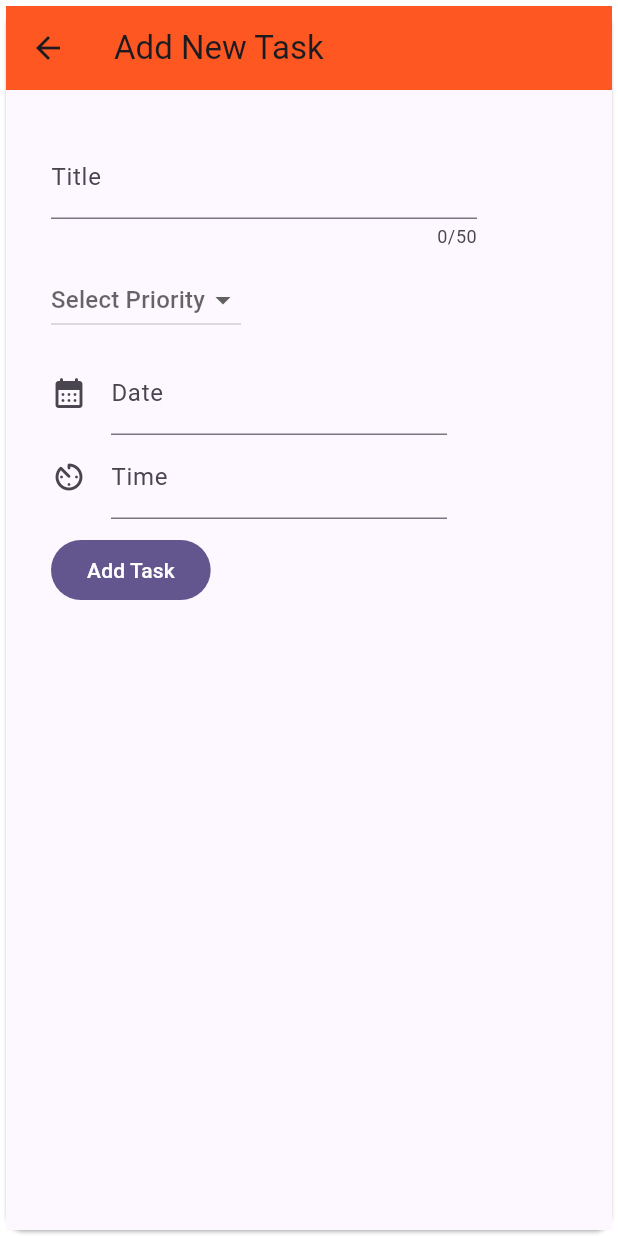
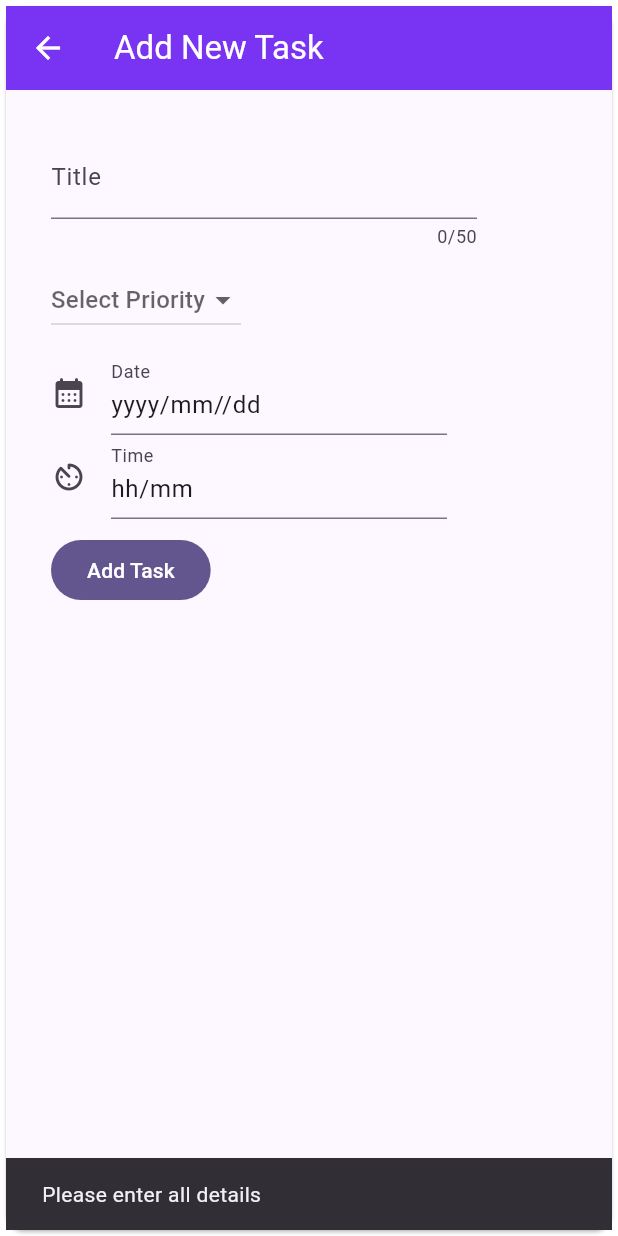
Before and after one commit to Soorya-Kumar/Student-Productivity-App, a Flutter app: the AddNewItem screen opened directly, after a tap on "Add Task", on a phone screen of 412 x 824 dp. Run offline on Flutter 3.47's test engine with Material 3 defaults, Android fonts, the light colour scheme and no system bars; our stand-ins replace cloud_firestore, firebase_auth, firebase_core, firebase_storage, image_picker; accounts and stored records are empty.

Commit message:
Completed TODO list Part

```diff
--- a/lib/to-do_list/add_new_task.dart
+++ b/lib/to-do_list/add_new_task.dart
@@ -16,12 +16,28 @@ class AddNewItem extends StatefulWidget {
 }
 
 class _AddNewItem extends State<AddNewItem> {
+
   var _selectedDate;
   var _selectedTime;
   var _selectedPriority;
-  var _selectedTitle = '';
+  var  _selectedTitle;
 
   void addTask() {
+
+    if (_selectedTitle == null || _selectedTitle.isEmpty ||
+        _selectedPriority == null ||
+        _selectedDate == null ||
+        _selectedTime == null)
+    {
+      ScaffoldMessenger.of(context).clearSnackBars();
+      ScaffoldMessenger.of(context).showSnackBar(
+        const SnackBar(
+          content: Text('Please enter all details'),
+        ),
+      );
+      return;
+    }
+
     final taskdate = DateTime(_selectedDate.year, _selectedDate.month,
         _selectedDate.day, _selectedTime.hour, _selectedTime.minute);
 
@@ -39,6 +55,7 @@ class _AddNewItem extends State<AddNewItem> {
       ])
     }, SetOptions(merge: true));
 
+
     Navigator.of(context).pop();
   }
 
@@ -47,7 +64,8 @@ class _AddNewItem extends State<AddNewItem> {
     return Card(
       child: Scaffold(
         appBar: AppBar(
-          backgroundColor: Colors.deepOrange,
+          foregroundColor: Colors.white,
+          backgroundColor: const Color.fromARGB(255, 121, 51, 243),
           title: const Text('Add New Task'),
         ),
         body: Padding(
@@ -60,6 +78,12 @@ class _AddNewItem extends State<AddNewItem> {
                 children: [
                   Expanded(
                     child: TextFormField(
+                      validator: (value) {
+                        if (value!.isEmpty) {
+                          return 'Please enter a title';
+                        }
+                        return null;
+                      },
                       maxLength: 50,
                       autocorrect: false,
                       onChanged: (newValue) {
@@ -97,7 +121,9 @@ class _AddNewItem extends State<AddNewItem> {
                   ),
                 ],
                 onChanged: (value) {
-                  _selectedPriority = value;
+                  setState(() {
+                    _selectedPriority = value;
+                  });
                 },
               ),
               const SizedBox(
@@ -108,6 +134,9 @@ class _AddNewItem extends State<AddNewItem> {
                   Expanded(
                     child: TextFormField(
                       readOnly: true,
+                      controller: TextEditingController(text: (_selectedDate != null)
+                            ? '${_selectedDate.year} / ${_selectedDate.month} / ${_selectedDate.day}'
+                            : 'yyyy/mm//dd',),
                       onTap: () async {
                         final date = await showDatePicker(
                           context: context,
@@ -121,12 +150,10 @@ class _AddNewItem extends State<AddNewItem> {
                           });
                         }
                       },
-                      decoration: InputDecoration(
-                        label: const Text("Date"),
-                        icon: const Icon(Icons.calendar_month_rounded),
-                        hintText: (_selectedDate != null)
-                            ? '${_selectedDate.year} / ${_selectedDate.month} / ${_selectedDate.day} '
-                            : 'yyyy/mm/dd',
+                      decoration: const InputDecoration(
+                        label: Text("Date"),
+                        icon: Icon(Icons.calendar_month_rounded),
+
                       ),
                     ),
                   ),
@@ -140,6 +167,9 @@ class _AddNewItem extends State<AddNewItem> {
                   Expanded(
                     child: TextFormField(
                       readOnly: true,
+                      controller: TextEditingController(text: (_selectedTime != null)
+                            ? '${_selectedTime.hour} : ${_selectedTime.minute}'
+                            : 'hh/mm',),
                       onTap: () async {
                         final TimeOfDay? pickedTime = await showTimePicker(
                           context: context,
```
Also changed, not shown: lib/notes.txt (+0 -9 lines), lib/to-do_list/landing_page.dart (+10 -21 lines), lib/to-do_list/scroll_list_widget.dart (+55 -2 lines), lib/to-do_list/status_bar_widget.dart (+4 -11 lines).
